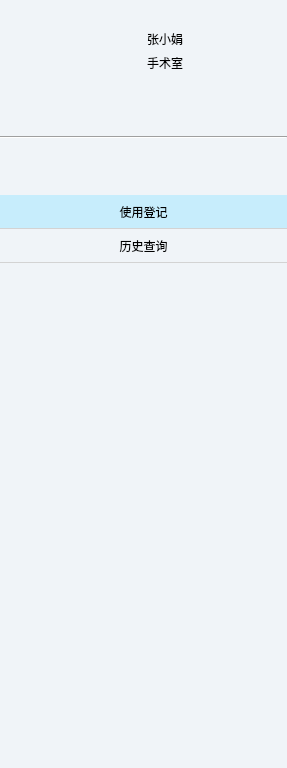
Old version of the form src/app/ortrac/widget/leftbar.ui in the repository sundm/cssd.
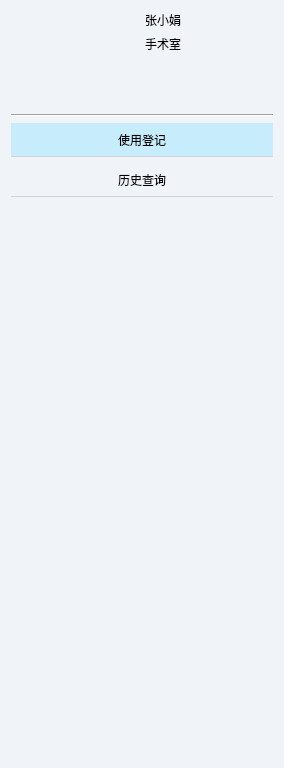
New version of the form. Icons and pictures are not drawn.

Diff of the .ui file:
```diff
--- a/src/app/ortrac/widget/leftbar.ui
+++ b/src/app/ortrac/widget/leftbar.ui
@@ -6,7 +6,7 @@
    <rect>
     <x>0</x>
     <y>0</y>
-    <width>287</width>
+    <width>284</width>
     <height>768</height>
    </rect>
   </property>
@@ -39,16 +39,9 @@
 
 </string>
   </property>
-  <layout class="QVBoxLayout" name="verticalLayout_2">
-   <property name="leftMargin">
-    <number>0</number>
-   </property>
-   <property name="topMargin">
-    <number>30</number>
-   </property>
-   <property name="rightMargin">
-    <number>0</number>
-   </property>
+  <layout class="QGridLayout" name="gridLayout_2">
+   <item row="0" column="0">
+    <layout class="QVBoxLayout" name="verticalLayout">
    <item>
     <layout class="QGridLayout" name="gridLayout">
      <item row="0" column="0" rowspan="2">
@@ -96,8 +89,8 @@
      </property>
      <property name="sizeHint" stdset="0">
       <size>
-       <width>20</width>
-       <height>58</height>
+         <width>17</width>
+         <height>55</height>
       </size>
      </property>
     </spacer>
@@ -110,27 +103,6 @@
     </widget>
    </item>
    <item>
-    <spacer name="verticalSpacer_2">
-     <property name="orientation">
-      <enum>Qt::Vertical</enum>
-     </property>
-     <property name="sizeType">
-      <enum>QSizePolicy::Fixed</enum>
-     </property>
-     <property name="sizeHint" stdset="0">
-      <size>
-       <width>20</width>
-       <height>50</height>
-      </size>
-     </property>
-    </spacer>
-   </item>
-   <item>
-    <layout class="QVBoxLayout" name="verticalLayout">
-     <property name="spacing">
-      <number>0</number>
-     </property>
-     <item>
       <widget class="QToolButton" name="useButton">
        <property name="sizePolicy">
         <sizepolicy hsizetype="Preferred" vsizetype="Fixed">
@@ -191,8 +163,6 @@
        </property>
       </widget>
      </item>
-    </layout>
-   </item>
    <item>
     <spacer name="verticalSpacer">
      <property name="orientation">
@@ -200,11 +170,13 @@
      </property>
      <property name="sizeHint" stdset="0">
       <size>
-       <width>20</width>
-       <height>394</height>
+         <width>17</width>
+         <height>308</height>
       </size>
      </property>
     </spacer>
+     </item>
+    </layout>
    </item>
   </layout>
  </widget>
```
Lines whose indentation alone changed are shown as unchanged.
